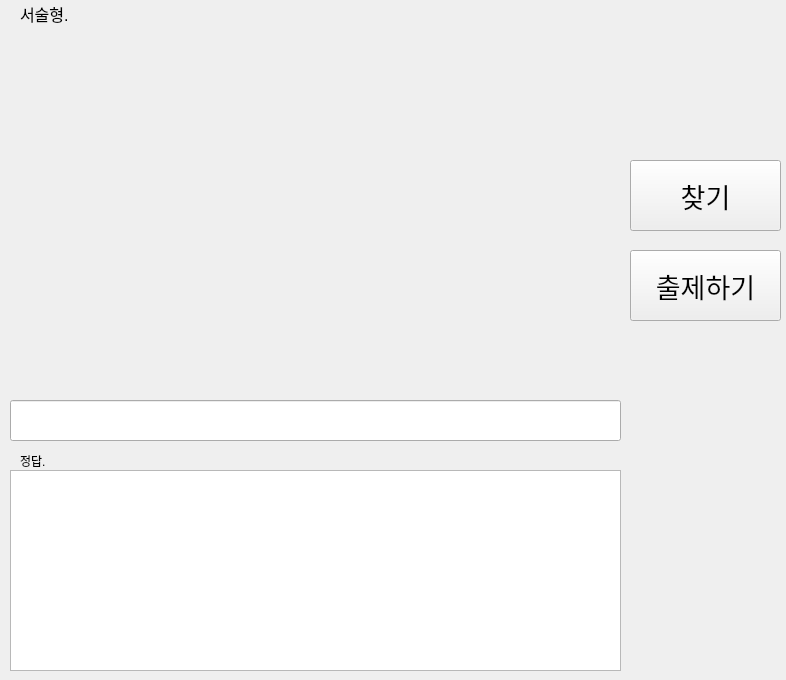
Before: the Qt Designer form Math_Books Review Pre_Test_App/UI_save/Create_question_window_2.ui in gomtings/JeoninHighSchool, drawn with Qt 5.
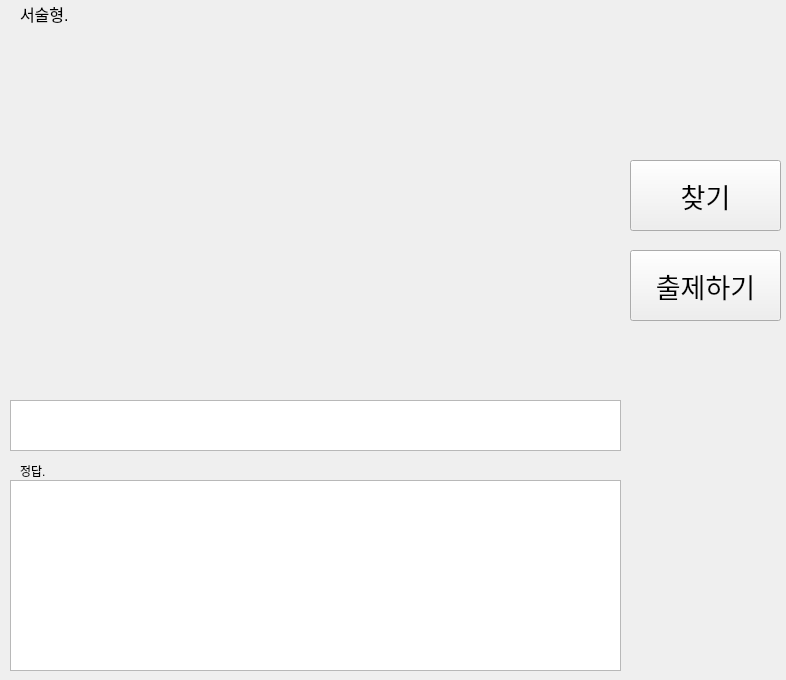
After: the same form once the commit is applied. Icons and pictures are not drawn.

The edit to the form file:
```diff
--- a/Math_Books Review Pre_Test_App/UI_save/Create_question_window_2.ui
+++ b/Math_Books Review Pre_Test_App/UI_save/Create_question_window_2.ui
@@ -57,19 +57,6 @@
      <string>찾기</string>
     </property>
    </widget>
-   <widget class="QLineEdit" name="Edit_Description">
-    <property name="geometry">
-     <rect>
-      <x>10</x>
-      <y>400</y>
-      <width>611</width>
-      <height>41</height>
-     </rect>
-    </property>
-    <property name="toolTip">
-     <string>&lt;html&gt;&lt;head/&gt;&lt;body&gt;&lt;p&gt;문제 에 대한 설명을 입력해 주세요.&lt;/p&gt;&lt;/body&gt;&lt;/html&gt;</string>
-    </property>
-   </widget>
    <widget class="QPushButton" name="submit_btn">
     <property name="geometry">
      <rect>
@@ -95,9 +82,9 @@
     <property name="geometry">
      <rect>
       <x>10</x>
-      <y>470</y>
+      <y>480</y>
       <width>611</width>
-      <height>201</height>
+      <height>191</height>
      </rect>
     </property>
    </widget>
@@ -105,7 +92,7 @@
     <property name="geometry">
      <rect>
       <x>20</x>
-      <y>450</y>
+      <y>460</y>
       <width>131</width>
       <height>21</height>
      </rect>
@@ -132,6 +119,16 @@
      <string>서술형.</string>
     </property>
    </widget>
+   <widget class="QTextEdit" name="Edit_Description">
+    <property name="geometry">
+     <rect>
+      <x>10</x>
+      <y>400</y>
+      <width>611</width>
+      <height>51</height>
+     </rect>
+    </property>
+   </widget>
   </widget>
  </widget>
  <resources/>
```
